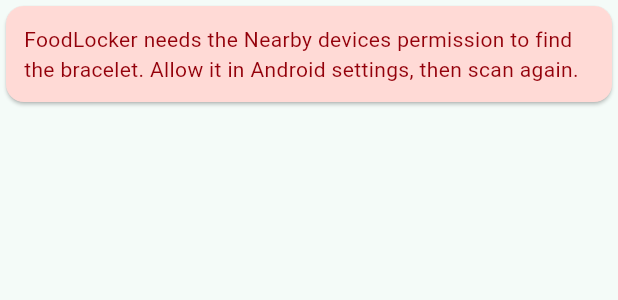
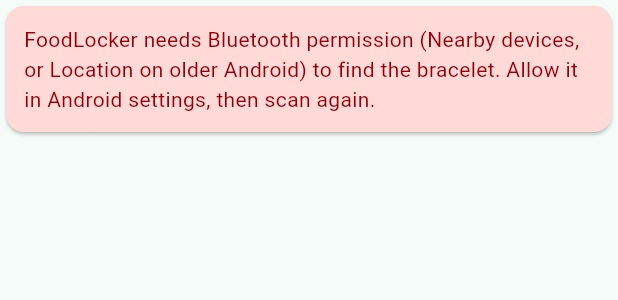
Before and after one commit to igorbasko01/food-locker, a Flutter app: the _ErrorMessage widget shown alone on an empty page, opened directly with empty values, on a phone screen of 412 x 824 dp. Shown: the top 300 px of the screen. Run offline on Flutter 3.47's test engine with Material 3 defaults, Android fonts, the phone set to English and light mode, and no system bars; our stand-ins replace clock, csv, drift, drift_flutter, file_picker, fl_chart and 8 more; missing offline and left inert: dart:js_interop; accounts and stored records are empty; generated files the repository leaves out were written again.

Commit message:
fix: explain Location being off when an older Android phone can't scan (#163)
Android 11 and older refuse BLE scans with system Location off; that
surfaced as a generic "Scanning failed". It now has its own message, and
the permission message also names Location for those phones.

Co-Authored-By: Claude Opus 5.5 <noreply@anthropic.com>
Claude-Session: https://claude.ai/code/session_01NMxHGKNfFSkbFayHpexY62

```diff
--- a/lib/features/bracelet/data/bracelet_connection.dart
+++ b/lib/features/bracelet/data/bracelet_connection.dart
@@ -31,6 +31,9 @@ class BraceletDeviceInfo {
 enum BraceletError {
   permissionDenied,
   bluetoothOff,
+
+  /// Android 11 and older only scan with system Location on.
+  locationOff,
   bluetoothUnavailable,
   scanFailed,
   connectionFailed,
--- a/lib/features/bracelet/data/flutter_blue_plus_bracelet_connection.dart
+++ b/lib/features/bracelet/data/flutter_blue_plus_bracelet_connection.dart
@@ -230,6 +230,9 @@ class FlutterBluePlusBraceletConnection implements BraceletConnection {
     if (text.contains('Permission')) {
       return BraceletException(BraceletError.permissionDenied, text);
     }
+    if (text.contains('Location services')) {
+      return BraceletException(BraceletError.locationOff, text);
+    }
     if (text.contains('must be turned on') || text.contains('adapterIsOff')) {
       return BraceletException(BraceletError.bluetoothOff, text);
     }
--- a/lib/ui/pages/bracelet_page.dart
+++ b/lib/ui/pages/bracelet_page.dart
@@ -241,10 +241,14 @@ class _ErrorMessage extends StatelessWidget {
   Widget build(BuildContext context) {
     final message = switch (error) {
       BraceletError.permissionDenied =>
-        'FoodLocker needs the Nearby devices permission to find the bracelet. '
-            'Allow it in Android settings, then scan again.',
+        'FoodLocker needs Bluetooth permission (Nearby devices, or Location '
+            'on older Android) to find the bracelet. Allow it in Android '
+            'settings, then scan again.',
       BraceletError.bluetoothOff =>
         'Bluetooth is off. Turn it on, then scan again.',
+      BraceletError.locationOff =>
+        'This phone needs Location turned on to scan for Bluetooth devices. '
+            'Turn it on, then scan again.',
       BraceletError.bluetoothUnavailable =>
         'This phone has no Bluetooth the app can use.',
       BraceletError.scanFailed => 'Scanning failed. Try again.',
```
Also changed, not shown: 1 other file.
